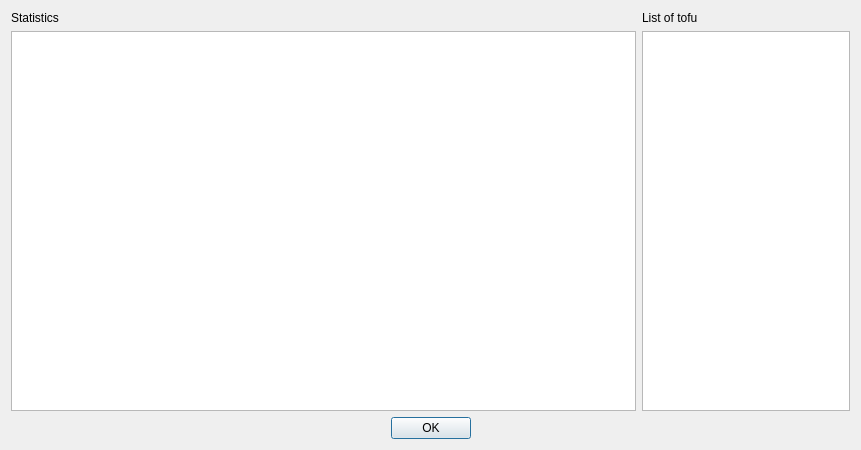
First picture: the form in Unicodia/FmTofuStats.ui, repository Mercury13/unicodia, before the edit.
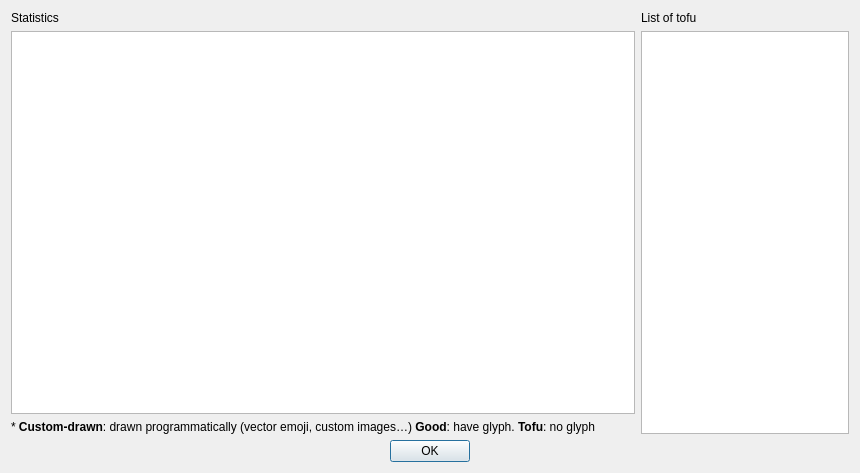
Second picture: the form after the edit.

Commit message: A small legend for tofu statistics

Patch:
```diff
--- a/Unicodia/FmTofuStats.ui
+++ b/Unicodia/FmTofuStats.ui
@@ -6,8 +6,8 @@
    <rect>
     <x>0</x>
     <y>0</y>
-    <width>861</width>
-    <height>450</height>
+    <width>860</width>
+    <height>473</height>
    </rect>
   </property>
   <property name="windowTitle">
@@ -41,6 +41,13 @@
          </attribute>
         </widget>
        </item>
+       <item>
+        <widget class="QLabel" name="lbLegend">
+         <property name="text">
+          <string>* &lt;b&gt;Custom-drawn&lt;/b&gt;: drawn programmatically (vector emoji, custom images…) &lt;b&gt;Good&lt;/b&gt;: have glyph. &lt;b&gt;Tofu&lt;/b&gt;: no glyph</string>
+         </property>
+        </widget>
+       </item>
       </layout>
      </item>
      <item>
```
